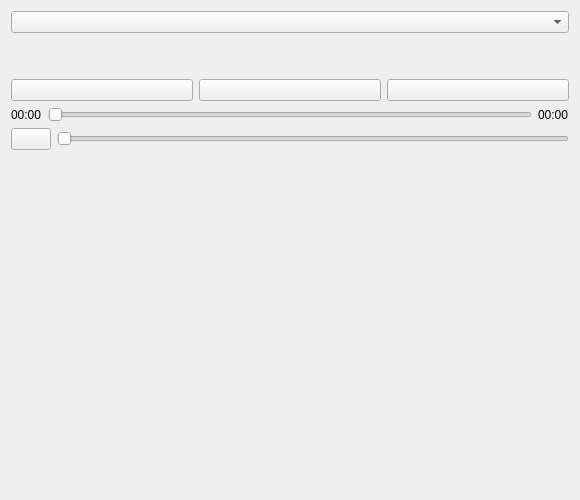
Above: app/ui/pages/mprisremotepage.ui from pikazh/kdeconnect-windows before the change. Below: the same form after it.
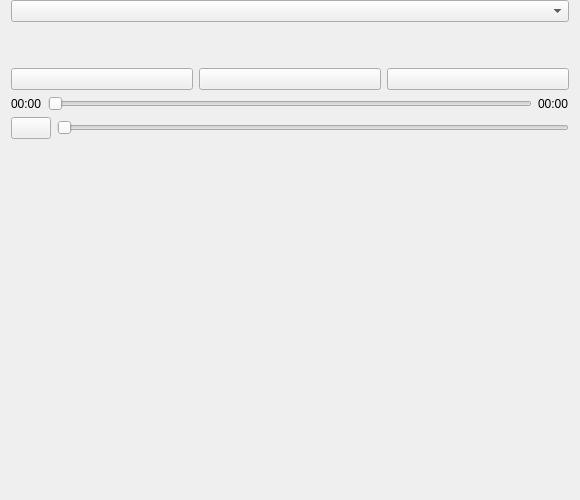
That is the form after the change.

Patch:
```diff
--- a/app/ui/pages/mprisremotepage.ui
+++ b/app/ui/pages/mprisremotepage.ui
@@ -20,6 +20,12 @@
    <string>Form</string>
   </property>
   <layout class="QVBoxLayout" name="verticalLayout">
+   <property name="topMargin">
+    <number>0</number>
+   </property>
+   <property name="bottomMargin">
+    <number>0</number>
+   </property>
    <item>
     <layout class="QHBoxLayout" name="albumArtLayout"/>
    </item>
```
